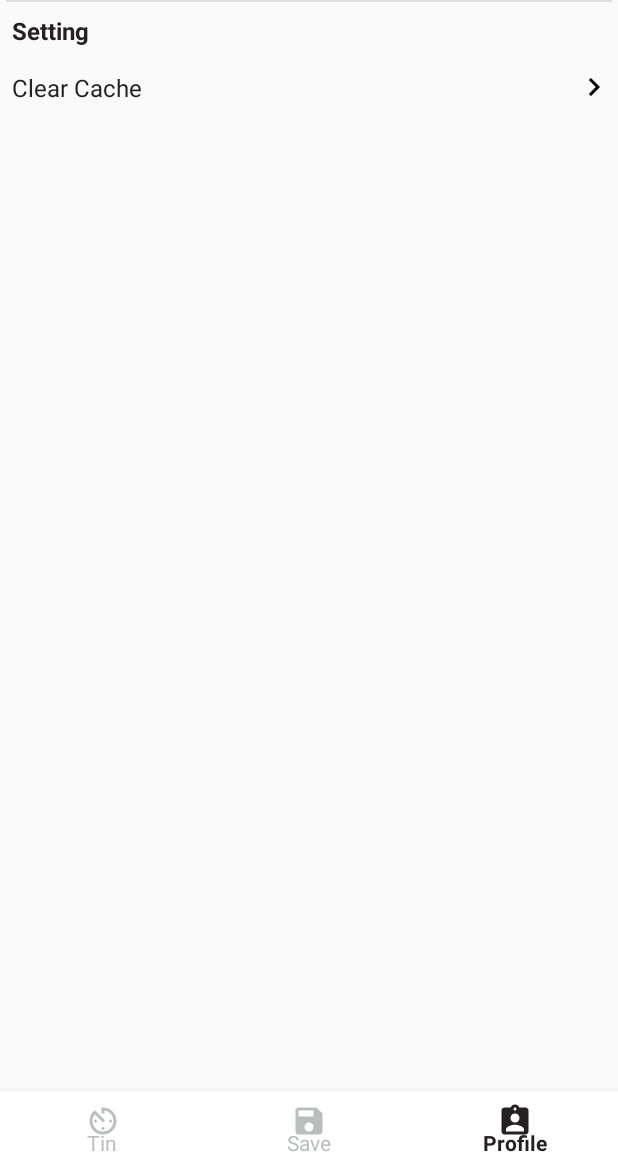
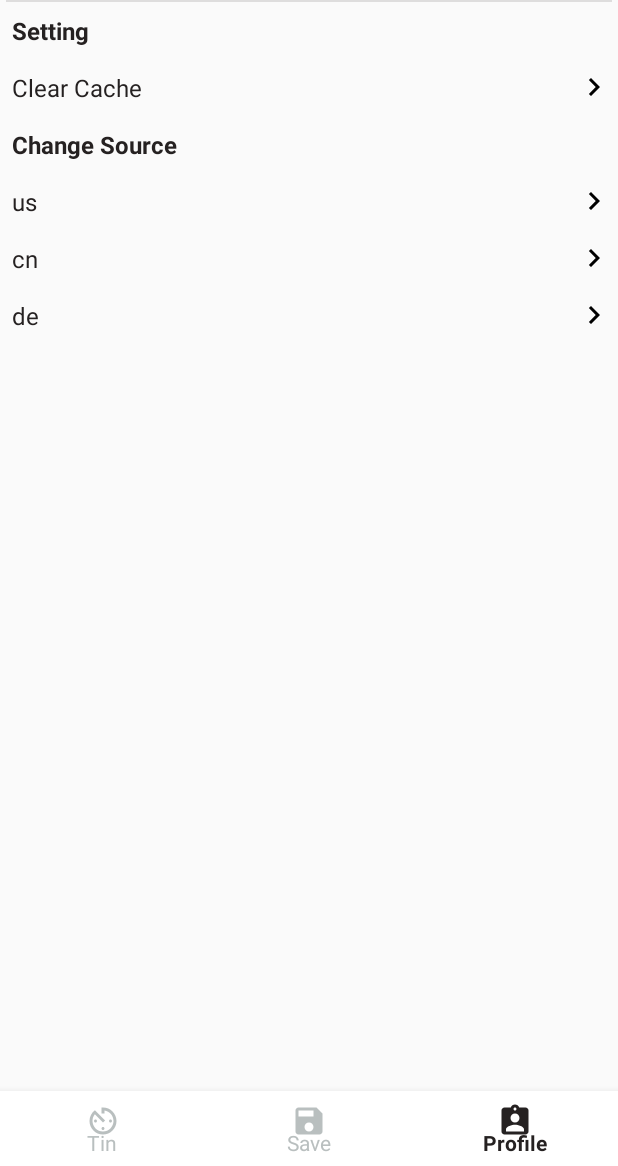
Before and after one commit to publicclassoverflow/TinNews, an Android app: the screen it shows after launch (MainActivity), item 3 of the bottom bar chosen, on a phone screen of 412 x 824 dp, the part 70-1236 px from its top. Run offline under Robolectric (Android 15) with nearby library versions, the phone set to English and light mode, and no system bars; our stand-ins replace EventBus, Room's generated code, RxJava; libraries missing offline, so code that uses them is left out: com.facebook.stetho, com.mindorks.placeholderview; network calls fail; 6 statements that could not run were skipped.

Commit message:
Switch new source from US, China, and Germany

```diff
--- a/app/build.gradle
+++ b/app/build.gradle
@@ -4,7 +4,7 @@ android {
     compileSdkVersion 26
     defaultConfig {
         applicationId "com.coollime.tinnews"
-        minSdkVersion 17
+        minSdkVersion 21
         targetSdkVersion 26
         versionCode 1
         versionName "1.0"
@@ -63,6 +63,10 @@ dependencies {
     implementation "android.arch.persistence.room:guava:$room_version"
     // Room dependency
 
+    // EventBus
+    implementation 'org.greenrobot:eventbus:3.1.1'
+    // EventBus
+
     testImplementation 'junit:junit:4.12'
     androidTestImplementation 'com.android.support.test:runner:1.0.2'
     androidTestImplementation 'com.android.support.test.espresso:espresso-core:3.0.2'
--- a/app/src/main/java/com/coollime/tinnews/profile/ProfilePresenter.java
+++ b/app/src/main/java/com/coollime/tinnews/profile/ProfilePresenter.java
@@ -25,7 +25,7 @@ public class ProfilePresenter implements ProfileContract.Presenter {
 
     @Override
     public View.OnClickListener getOnCountryChangeListener(String country) {
-        return null;
+        return view -> model.setDefaultCountry(country);
     }
 
     @Override
--- a/app/src/main/java/com/coollime/tinnews/profile/TinProfileFragment.java
+++ b/app/src/main/java/com/coollime/tinnews/profile/TinProfileFragment.java
@@ -49,12 +49,44 @@ public class TinProfileFragment extends MvpFragment<ProfileContract.Presenter> i
 
     @Override
     public void setView() {
+        if (!viewModelAdapter.isEmpty()) {
+            return;
+        }
+        // Settings title
         viewModelAdapter.addViewModel(
                 new TitleViewModel(getString(R.string.setting), R.layout.setting_title_layout)
         );
+        // Clear saved news
         viewModelAdapter.addViewModel(
                 new RowTextViewModel(
                         getString(R.string.clear_cache), presenter.getCacheClearListener()
+                )
+        );
+        // Change country
+        viewModelAdapter.addViewModel(
+                new TitleViewModel(
+                        getString(R.string.change_source), R.layout.setting_title_layout
+                )
+        );
+        // Set US edition
+        viewModelAdapter.addViewModel(
+                new RowTextViewModel(
+                        getString(R.string.us),
+                        presenter.getOnCountryChangeListener(getString(R.string.us))
+                )
+        );
+        // Set Chinese edition
+        viewModelAdapter.addViewModel(
+                new RowTextViewModel(
+                        getString(R.string.cn),
+                        presenter.getOnCountryChangeListener(getString(R.string.cn))
+                )
+        );
+        // Set German edition
+        viewModelAdapter.addViewModel(
+                new RowTextViewModel(
+                        getString(R.string.de),
+                        presenter.getOnCountryChangeListener(getString(R.string.de))
                 )
         );
     }
--- a/app/src/main/java/com/coollime/tinnews/tin/TinContract.java
+++ b/app/src/main/java/com/coollime/tinnews/tin/TinContract.java
@@ -16,7 +16,7 @@ public interface TinContract {
     }
 
     interface Model extends MvpContract.Model<Presenter> {
-        void fetchData();
+        void fetchData(String country);
         void saveFavoriteNews(News news);
     }
 }
--- a/app/src/main/java/com/coollime/tinnews/tin/TinGalleryFragment.java
+++ b/app/src/main/java/com/coollime/tinnews/tin/TinGalleryFragment.java
@@ -55,6 +55,9 @@ public class TinGalleryFragment extends MvpFragment<TinContract.Presenter> imple
 
     @Override
     public void showNewsCard(List<News> newsList) {
+        // Remove previous news cards after switching to another news source
+        mSwipeView.removeAllViews();
+        // Getting the news cards
         for (News news : newsList) {
             TinNewsCard tinNewsCard = new TinNewsCard(news, mSwipeView, this);
             mSwipeView.addView(tinNewsCard);
--- a/app/src/main/java/com/coollime/tinnews/tin/TinModel.java
+++ b/app/src/main/java/com/coollime/tinnews/tin/TinModel.java
@@ -36,9 +36,9 @@ public class TinModel implements TinContract.Model {
 
     @SuppressLint("CheckResult")
     @Override
-    public void fetchData() {
+    public void fetchData(String country) {
         // Make the request to fetch data in the Model
-        newsRequestApi.getNewsByCountry("us")
+        newsRequestApi.getNewsByCountry(country)
                 .subscribeOn(Schedulers.io())
                 .observeOn(AndroidSchedulers.mainThread())
                 .filter(baseResponse -> baseResponse != null && baseResponse.articles != null)
@@ -52,7 +52,8 @@ public class TinModel implements TinContract.Model {
         Completable.fromAction(() -> db.newsDao().insertNews(news))
                 .subscribeOn(Schedulers.io())
                 .observeOn(AndroidSchedulers.mainThread())
-                .subscribe(() -> { }, error -> {
+                .subscribe(() -> {
+                }, error -> {
                 });
     }
 }
--- a/app/src/main/java/com/coollime/tinnews/tin/TinPresenter.java
+++ b/app/src/main/java/com/coollime/tinnews/tin/TinPresenter.java
@@ -1,10 +1,17 @@
 package com.coollime.tinnews.tin;
 
+import com.coollime.tinnews.profile.CountryEvent;
 import com.coollime.tinnews.retrofit.response.News;
+
+import org.greenrobot.eventbus.EventBus;
+import org.greenrobot.eventbus.Subscribe;
+import org.greenrobot.eventbus.ThreadMode;
 
 import java.util.List;
 
 public class TinPresenter implements TinContract.Presenter {
+    private final String DEFAULT_COUNTRY = "us";
+
     // Hold the view reference
     private TinContract.View view;
     // Link the TinPresenter with TinModel
@@ -17,12 +24,13 @@ public class TinPresenter implements TinContract.Presenter {
 
     @Override
     public void onCreate() {
-
+        EventBus.getDefault().register(this);
     }
 
     @Override
     public void onDestroy() {
-
+        // The event must be unregistered. Otherwise there will be memory leak
+        EventBus.getDefault().unregister(this);
     }
 
     @Override
@@ -30,7 +38,7 @@ public class TinPresenter implements TinContract.Presenter {
         // Hold the view reference
         this.view = view;
         // Start fetching data here
-        this.model.fetchData();
+        this.model.fetchData(DEFAULT_COUNTRY);
     }
 
     @Override
@@ -50,4 +58,12 @@ public class TinPresenter implements TinContract.Presenter {
     public void saveFavoriteNews(News news) {
         model.saveFavoriteNews(news);
     }
+
+    @Subscribe(threadMode = ThreadMode.MAIN)
+    public void onEvent(CountryEvent countryEvent) {
+        if (this.view != null) {
+            this.model.fetchData(countryEvent.country);
+        }
+    }
+
 }
--- a/app/src/main/res/values/strings.xml
+++ b/app/src/main/res/values/strings.xml
@@ -17,4 +17,9 @@
     <string name="clear_cache">Clear Cache</string>
     <string name="setting">Setting</string>
 
+    <!-- News Source -->
+    <string name="change_source">Change Source</string>
+    <string name="cn">cn</string>
+    <string name="us">us</string>
+    <string name="de">de</string>
 </resources>
--- a/build.gradle
+++ b/build.gradle
@@ -19,6 +19,9 @@ allprojects {
     repositories {
         google()
         jcenter()
+        maven {
+            url "https://maven.google.com"
+        }
     }
 }
 
```
Also changed, not shown: app/src/main/java/com/coollime/tinnews/profile/CountryEvent.java (added, +9 -0 lines), app/src/main/java/com/coollime/tinnews/profile/ProfileModel.java (+7 -5 lines), app/src/main/java/com/coollime/tinnews/tin/TinNewsCard.java (+6 -6 lines).
